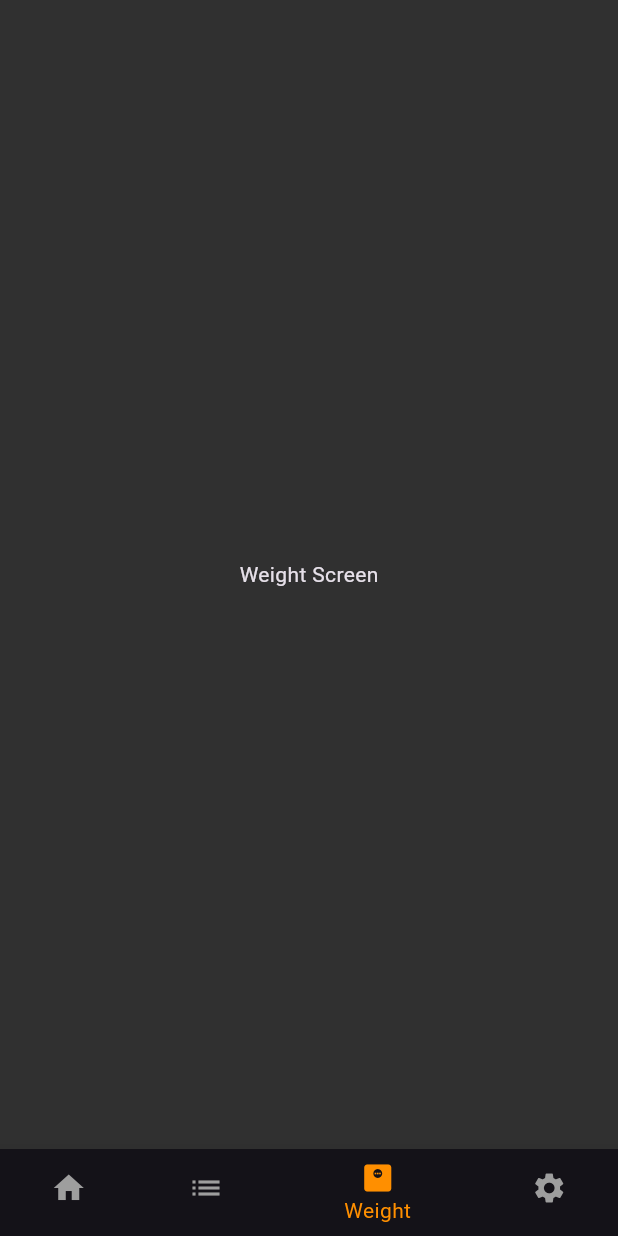
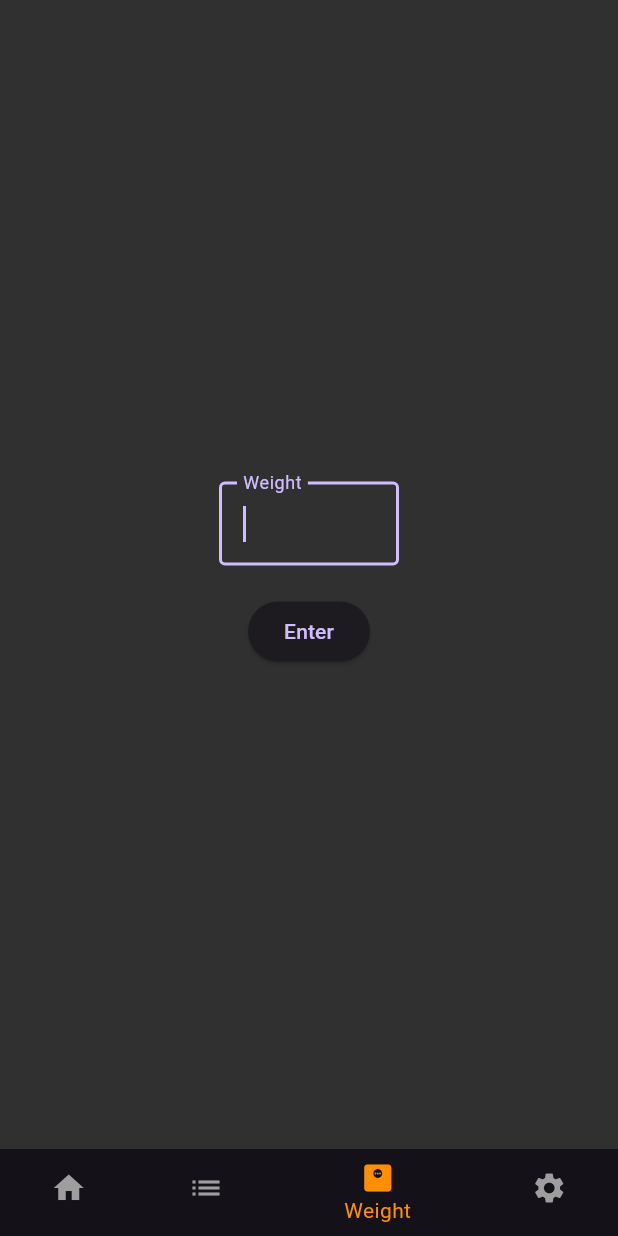
Before and after one commit to chadat23/free_cal_counter1, a Flutter app: the screen it shows after launch, item 3 of the bottom bar chosen, on a phone screen of 412 x 824 dp. Run offline on Flutter 3.47's test engine with Material 3 defaults, Android fonts, the phone set to English and light mode, and no system bars.

Commit message:
Weight tab set up

```diff
--- a/lib/screens/weight_screen.dart
+++ b/lib/screens/weight_screen.dart
@@ -1,11 +1,81 @@
 import 'package:flutter/material.dart';
 import 'package:free_cal_counter1/widgets/screen_background.dart';
 
-class WeightScreen extends StatelessWidget {
+class WeightScreen extends StatefulWidget {
   const WeightScreen({super.key});
 
   @override
+  State<WeightScreen> createState() => _WeightScreenState();
+}
+
+class _WeightScreenState extends State<WeightScreen> {
+  final _weightController = TextEditingController();
+  final _focusNode = FocusNode();
+
+  @override
+  void initState() {
+    super.initState();
+    // Request focus for the text field after the first frame is rendered.
+    WidgetsBinding.instance.addPostFrameCallback((_) {
+      FocusScope.of(context).requestFocus(_focusNode);
+    });
+  }
+
+  @override
+  void dispose() {
+    _weightController.dispose();
+    _focusNode.dispose();
+    super.dispose();
+  }
+
+  void _submitWeight() {
+    final weight = double.tryParse(_weightController.text);
+    if (weight != null) {
+      // TODO: Save the weight
+      print('Entered weight: $weight');
+      ScaffoldMessenger.of(context).showSnackBar(
+        SnackBar(content: Text('Weight saved: $weight')),
+      );
+    }
+    _weightController.clear();
+  }
+
+  @override
   Widget build(BuildContext context) {
-    return const ScreenBackground(child: Center(child: Text('Weight Screen')));
+    return ScreenBackground(
+      child: Padding(
+        padding: const EdgeInsets.all(16.0),
+        child: Column(
+          mainAxisAlignment: MainAxisAlignment.center,
+          crossAxisAlignment: CrossAxisAlignment.stretch,
+          children: [
+            Center(
+              child: SizedBox(
+                width: 120.0, // Adjust width to fit 4 digits + decimal point
+                child: TextField(
+                  controller: _weightController,
+                  focusNode: _focusNode,
+                  autofocus: true,
+                  keyboardType:
+                      const TextInputType.numberWithOptions(decimal: true),
+                  decoration: const InputDecoration(
+                    labelText: 'Weight',
+                    border: OutlineInputBorder(),
+                  ),
+                  onSubmitted: (_) => _submitWeight(),
+                ),
+              ),
+            ),
+            const SizedBox(height: 20),
+            Center(
+              child: ElevatedButton(
+                onPressed: _submitWeight,
+                child: const Text('Enter'),
+              ),
+            ),
+          ],
+        ),
+      ),
+    );
   }
 }
```
Also changed, not shown: 1 other file.
